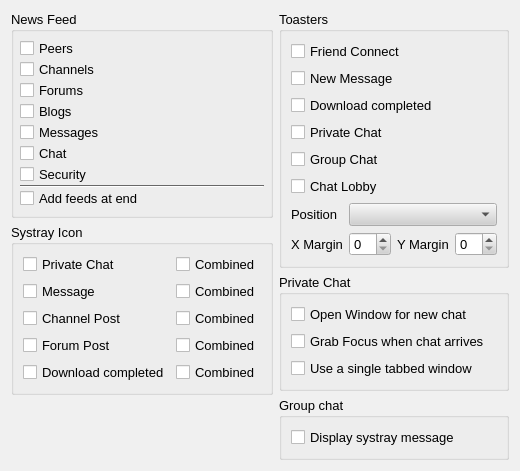
This is retroshare-gui/src/gui/settings/NotifyPage.ui in RetroShare/RetroShare as Qt 5 draws it before an edit. The edited form follows.
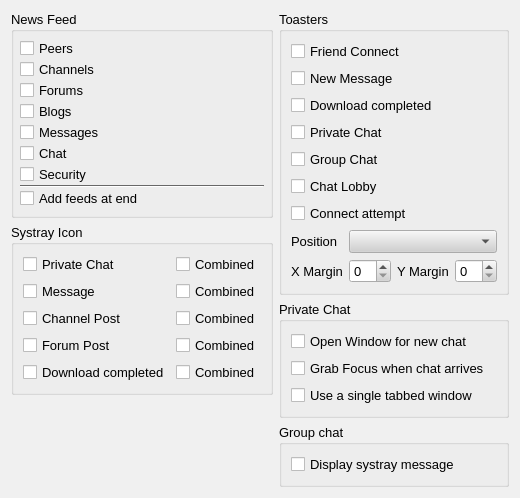
This is the edited form.

Diff of the .ui file:
```diff
--- a/retroshare-gui/src/gui/settings/NotifyPage.ui
+++ b/retroshare-gui/src/gui/settings/NotifyPage.ui
@@ -7,7 +7,7 @@
     <x>0</x>
     <y>0</y>
     <width>516</width>
-    <height>425</height>
+    <height>474</height>
    </rect>
   </property>
   <property name="sizePolicy">
@@ -736,6 +736,13 @@
             </property>
            </widget>
           </item>
+          <item>
+           <widget class="QCheckBox" name="popup_ConnectAttempt">
+            <property name="text">
+             <string>Connect attempt</string>
+            </property>
+           </widget>
+          </item>
           <item>
            <layout class="QGridLayout" name="gridLayout">
             <item row="1" column="0">
```
